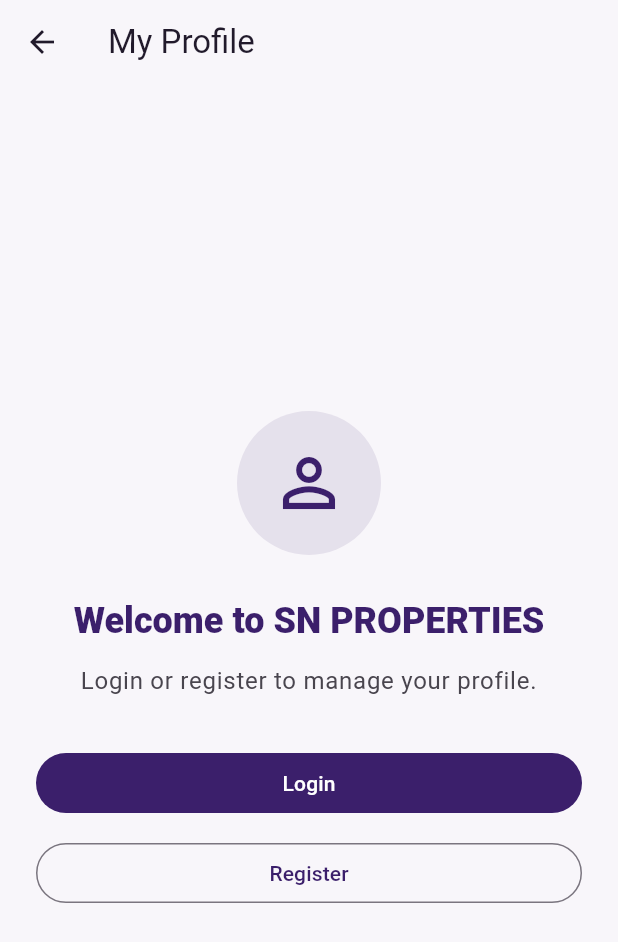
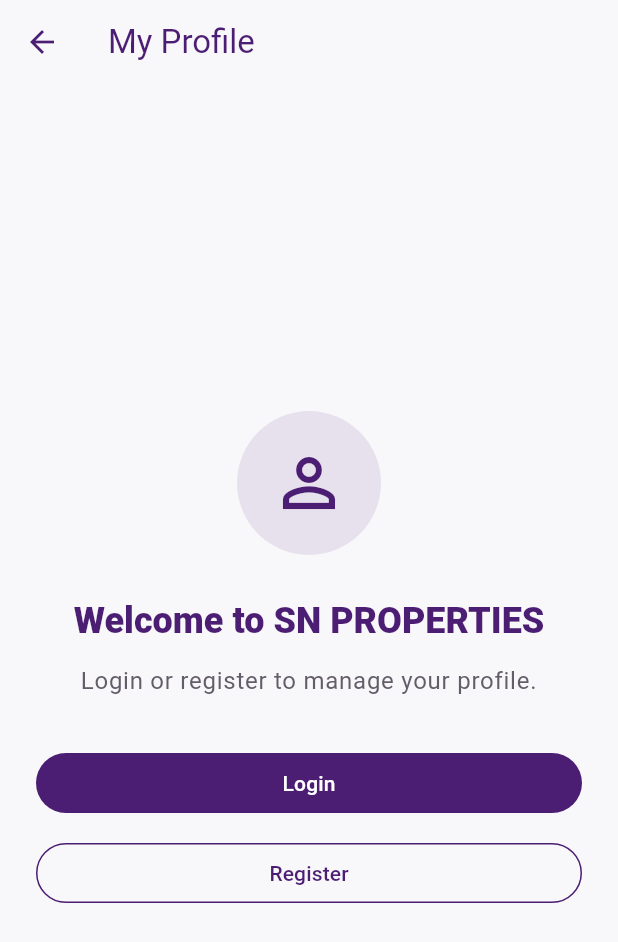
Before and after one commit to prakashpotnuru11/SN_Properties, a Flutter app: the screen it shows after launch, item 5 of the bottom bar chosen, on a phone screen of 412 x 824 dp. Shown: the top 942 px of the screen. Run offline on Flutter 3.47's test engine with Material 3 defaults, Android fonts, the phone set to English and light mode, and no system bars; our stand-ins replace shared_preferences; network calls fail; Roboto replaces fonts that are missing (sans).

Commit message:
theme colour changed

```diff
--- a/lib/core/theme/app_theme.dart
+++ b/lib/core/theme/app_theme.dart
@@ -1,12 +1,13 @@
 import 'package:flutter/material.dart';
 
 abstract final class AppTheme {
-  static const primary = Color(0xFF3B1F6B);
+  static const primary = Color(0xFF4B1D73);
+  static const deepViolet = Color(0xFF35104F);
   static const accent = Color(0xFFD4AF37);
-  static const ink = Color(0xFF211A2B);
-  static const mutedInk = Color(0xFF766E80);
+  static const ink = Color(0xFF17151C);
+  static const mutedInk = Color(0xFF625D68);
   static const surface = Color(0xFFFFFFFF);
-  static const canvas = Color(0xFFF8F6FA);
+  static const canvas = Color(0xFFF8F7FA);
 
   static ThemeData get light {
     final colorScheme = ColorScheme.fromSeed(
@@ -15,10 +16,14 @@
     ).copyWith(
       primary: primary,
       onPrimary: Colors.white,
+      primaryContainer: const Color(0xFFEDE5F3),
+      onPrimaryContainer: deepViolet,
       secondary: accent,
-      onSecondary: ink,
+      onSecondary: deepViolet,
       surface: surface,
       onSurface: ink,
+      onSurfaceVariant: mutedInk,
+      outline: const Color(0xFF817B87),
     );
 
     return ThemeData(
@@ -28,7 +33,7 @@
       fontFamily: 'sans',
       appBarTheme: const AppBarTheme(
         backgroundColor: canvas,
-        foregroundColor: ink,
+        foregroundColor: primary,
         elevation: 0,
         centerTitle: false,
       ),
@@ -47,17 +52,50 @@
           borderRadius: BorderRadius.circular(16),
           borderSide: const BorderSide(color: primary, width: 1.5),
         ),
+        labelStyle: const TextStyle(color: mutedInk),
+        floatingLabelStyle: const TextStyle(color: primary),
+        hintStyle: const TextStyle(color: mutedInk),
         contentPadding: const EdgeInsets.symmetric(
           horizontal: 18,
           vertical: 16,
         ),
       ),
+      filledButtonTheme: FilledButtonThemeData(
+        style: FilledButton.styleFrom(
+          backgroundColor: primary,
+          foregroundColor: Colors.white,
+          disabledBackgroundColor: primary.withValues(alpha: 0.12),
+          disabledForegroundColor: mutedInk,
+        ),
+      ),
+      outlinedButtonTheme: OutlinedButtonThemeData(
+        style: OutlinedButton.styleFrom(
+          foregroundColor: primary,
+          side: const BorderSide(color: primary),
+        ),
+      ),
+      textButtonTheme: TextButtonThemeData(
+        style: TextButton.styleFrom(foregroundColor: primary),
+      ),
+      iconButtonTheme: IconButtonThemeData(
+        style: IconButton.styleFrom(
+          foregroundColor: primary,
+          overlayColor: primary.withValues(alpha: 0.08),
+        ),
+      ),
+      focusColor: primary.withValues(alpha: 0.12),
+      hoverColor: primary.withValues(alpha: 0.06),
       navigationBarTheme: NavigationBarThemeData(
         backgroundColor: surface,
         indicatorColor: primary.withValues(alpha: 0.12),
-        labelTextStyle: WidgetStatePropertyAll(
-          TextStyle(
-            color: ink,
+        iconTheme: WidgetStateProperty.resolveWith<IconThemeData?>(
+          (states) => IconThemeData(
+            color: states.contains(WidgetState.selected) ? primary : mutedInk,
+          ),
+        ),
+        labelTextStyle: WidgetStateProperty.resolveWith<TextStyle?>(
+          (states) => TextStyle(
+            color: states.contains(WidgetState.selected) ? primary : mutedInk,
             fontSize: 11,
             fontWeight: FontWeight.w600,
           ),
--- a/lib/features/home/home_screen.dart
+++ b/lib/features/home/home_screen.dart
@@ -100,6 +100,7 @@
             );
             return;
           }
+          if (index == 2 || index == 3) return;
           setState(() => _selectedNavigationIndex = index);
         },
         destinations: const [
```
Also changed, not shown: 1 other file.
